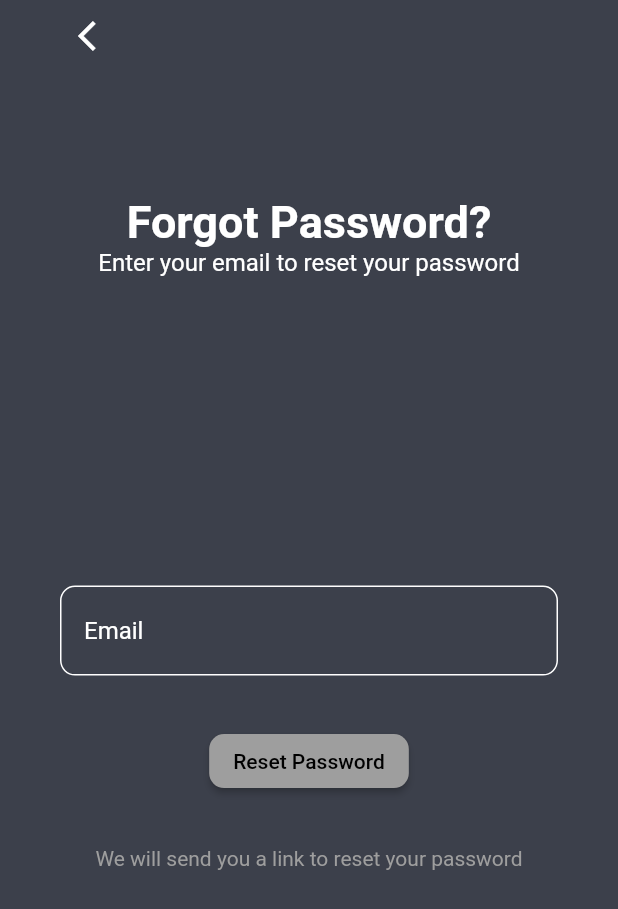
After one commit to amd4iq/flutter-getx-login-app, a Flutter app: the ForgotPasswordView screen opened by its route, on a phone screen of 412 x 824 dp. The commit adds this screen. Shown: the top 909 px of the screen. Run offline on Flutter 3.47's test engine with Material 2 defaults, Android fonts, the light colour scheme and no system bars; our stand-ins replace firebase_auth, firebase_core, flutter_animate, gap, get, get_storage and 1 more; accounts and stored records are empty.

Commit message:
Add "Forgot Password" Feature.

```diff
--- a/lib/app/modules/authentication/google_or_facebook/controller/sign_in_with_google_controller.dart
+++ b/lib/app/modules/authentication/google_or_facebook/controller/sign_in_with_google_controller.dart
@@ -9,7 +9,8 @@ import 'package:google_sign_in/google_sign_in.dart';
 class SignInWithGoogle extends GetxController {
   signInWithGoogle() async {
     // begin Google sign in
-    final GoogleSignInAccount? gUser = await GoogleSignIn().signIn();
+    final GoogleSignInAccount? gUser =
+        await GoogleSignIn().signIn().whenComplete(() => null);
 
     // obtain the auth details from the request
     final GoogleSignInAuthentication gAuth = await gUser!.authentication;
@@ -81,7 +82,4 @@ class SignInWithGoogle extends GetxController {
       return 'Sign In';
     }
   }
-
-
-
 }
--- a/lib/app/modules/authentication/sign_in/views/widgets/sign_in_and_button.dart
+++ b/lib/app/modules/authentication/sign_in/views/widgets/sign_in_and_button.dart
@@ -2,6 +2,7 @@ import 'package:flutter/material.dart';
 import 'package:get/get.dart';
 import 'package:getx_e_project/app/modules/authentication/sign_in/controllers/sign_in_controller.dart';
 import 'package:getx_e_project/app/modules/authentication/widgets/custom_circle_button.dart';
+import 'package:getx_e_project/app/routes/app_pages.dart';
 
 class SignInAndButton extends GetView<SignInController> {
   final void Function()? onTap;
@@ -24,12 +25,17 @@ class SignInAndButton extends GetView<SignInController> {
             SizedBox(
               height: Get.height * 0.01,
             ),
-            const Text('Forgot Password?',
-                style: TextStyle(
-                  decoration: TextDecoration.underline,
-                  fontSize: 14,
-                  color: Colors.grey,
-                )),
+            GestureDetector(
+              onTap: () {
+                Get.toNamed(Routes.FORGOT_PASSWORD);
+              },
+              child: const Text('Forgot Password?',
+                  style: TextStyle(
+                    decoration: TextDecoration.underline,
+                    fontSize: 14,
+                    color: Colors.grey,
+                  )),
+            ),
           ],
         ),
         CustomCircleButton(
--- /dev/null
+++ b/lib/app/modules/forgot_password/views/forgot_password_view.dart
@@ -0,0 +1,92 @@
+import 'package:flutter/material.dart';
+import 'package:get/get.dart';
+import 'package:getx_e_project/app/modules/forgot_password/controllers/forgot_password_controller.dart';
+import 'package:getx_e_project/app/modules/forgot_password/views/widgets/forgot_password_feilds.dart';
+import 'package:getx_e_project/app/routes/app_pages.dart';
+
+class ForgotPasswordView extends GetView<ForgotPasswordController> {
+  const ForgotPasswordView({super.key});
+  @override
+  Widget build(BuildContext context) {
+    return Scaffold(
+      backgroundColor: const Color(0xff3C404B),
+      body: SafeArea(
+        child: SingleChildScrollView(
+          child: Padding(
+            padding: const EdgeInsets.symmetric(horizontal: 40),
+            child: Column(
+              crossAxisAlignment: CrossAxisAlignment.center,
+              children: [
+                Row(
+                  children: [
+                    IconButton(
+                      onPressed: () {
+                        Get.offAllNamed(Routes.SIGN_IN);
+                      },
+                      icon: const Icon(
+                        Icons.arrow_back_ios,
+                        color: Colors.white,
+                      ),
+                    ),
+                  ],
+                ),
+                SizedBox(
+                  height: Get.height * 0.1,
+                ),
+                // Top Part
+                const Text(
+                  'Forgot Password?',
+                  style: TextStyle(
+                      fontSize: 30,
+                      color: Colors.white,
+                      fontWeight: FontWeight.bold),
+                ),
+                const Text(
+                  'Enter your email to reset your password',
+                  style: TextStyle(
+                    fontSize: 16,
+                    color: Colors.white,
+                  ),
+                ),
+                SizedBox(
+                  height: Get.height * 0.25,
+                ),
+                // Text Fields
+                const ForgotPasswordFeilds(),
+
+                // Sign In Button
+                ElevatedButton(
+                  style: ButtonStyle(
+                    foregroundColor:
+                        MaterialStateProperty.all<Color>(Colors.black),
+                    backgroundColor:
+                        MaterialStateProperty.all<Color>(Colors.grey),
+                    shape: MaterialStateProperty.all<RoundedRectangleBorder>(
+                      RoundedRectangleBorder(
+                        borderRadius: BorderRadius.circular(10.0),
+                      ),
+                    ),
+                  ),
+                  onPressed: () {
+                    controller.resetPasswordCheck();
+                  },
+                  child: const Text('Reset Password'),
+                ),
+                SizedBox(
+                  height: Get.height * 0.04,
+                ),
+                const Text(
+                  'We will send you a link to reset your password',
+                  style: TextStyle(
+                    fontSize: 14,
+                    color: Colors.grey,
+                  ),
+                ),
+              ],
+            ),
+          ),
+        ),
+      ),
+    );
+  }
+}
--- /dev/null
+++ b/lib/app/modules/forgot_password/views/widgets/forgot_password_feilds.dart
@@ -0,0 +1,32 @@
+import 'package:flutter/material.dart';
+import 'package:get/get.dart';
+import 'package:getx_e_project/app/modules/authentication/widgets/costum_text_field.dart';
+import 'package:getx_e_project/app/modules/forgot_password/controllers/forgot_password_controller.dart';
+
+class ForgotPasswordFeilds extends GetView<ForgotPasswordController> {
+  const ForgotPasswordFeilds({
+    super.key,
+  });
+
+  @override
+  Widget build(BuildContext context) {
+    return Center(
+      child: Column(
+        children: [
+          CustomTextField(
+            controller: controller.resetPasswordController,
+            textInputAction: TextInputAction.done,
+            hintText: 'Email',
+            keyboardType: TextInputType.emailAddress,
+          ),
+          SizedBox(
+            height: Get.height * 0.02,
+          ),
+          SizedBox(
+            height: Get.height * 0.02,
+          ),
+        ],
+      ),
+    );
+  }
+}
--- a/lib/app/routes/app_routes.dart
+++ b/lib/app/routes/app_routes.dart
@@ -9,6 +9,7 @@ abstract class Routes {
   static const USER_PROFILE = _Paths.USER_PROFILE;
   static const SETTINGS = _Paths.SETTINGS;
   static const ONBOARDING = _Paths.ONBOARDING;
+  static const FORGOT_PASSWORD = _Paths.FORGOT_PASSWORD;
 }
 
 abstract class _Paths {
@@ -19,4 +20,5 @@ abstract class _Paths {
   static const USER_PROFILE = '/user-profile';
   static const SETTINGS = '/settings';
   static const ONBOARDING = '/onboarding';
+  static const FORGOT_PASSWORD = '/forgot-password';
 }
```
Also changed, not shown: lib/app/modules/authentication/widgets/costum_text_field.dart (+9 -6 lines), lib/app/modules/forgot_password/bindings/forgot_password_binding.dart (added, +12 -0 lines), lib/app/modules/forgot_password/controllers/forgot_password_controller.dart (added, +65 -0 lines), lib/app/routes/app_pages.dart (+15 -5 lines).
